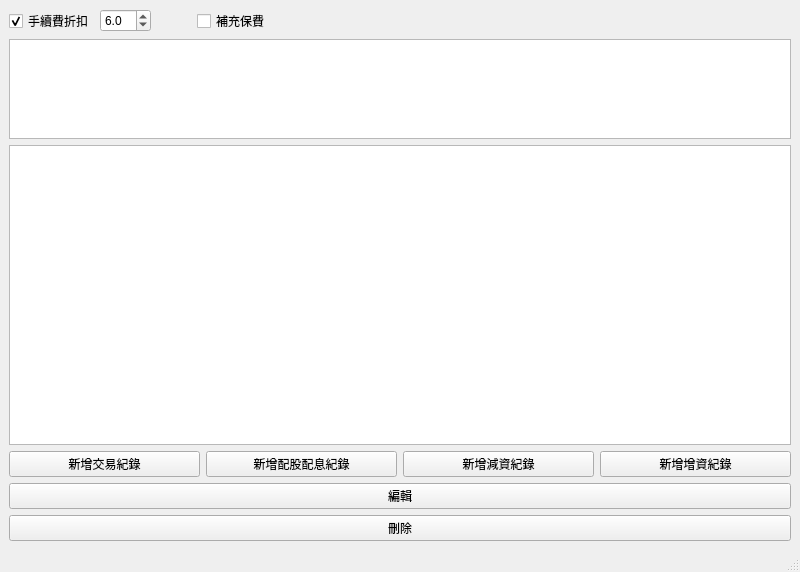
First picture: the form in QtStockPriceMainWindow.ui, repository foxking0416/PythonStockPrice, before the edit.
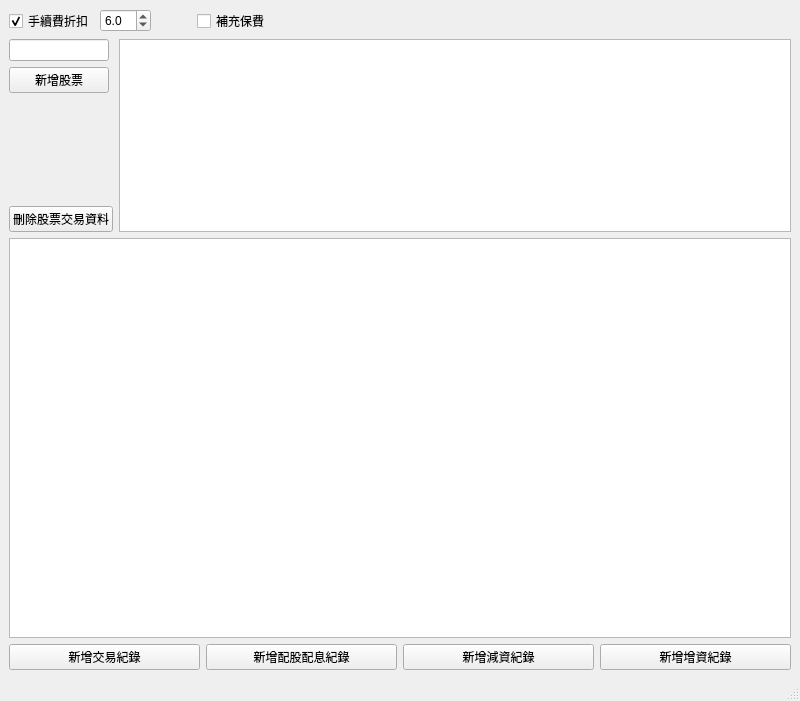
Second picture: the form after the edit.

The edit to the form file:
```diff
--- a/QtStockPriceMainWindow.ui
+++ b/QtStockPriceMainWindow.ui
@@ -7,7 +7,7 @@
     <x>0</x>
     <y>0</y>
     <width>800</width>
-    <height>557</height>
+    <height>701</height>
    </rect>
   </property>
   <property name="windowTitle">
@@ -85,21 +85,78 @@
      </layout>
     </item>
     <item>
-     <widget class="QTableView" name="qtStockPositionTableView">
-      <property name="minimumSize">
-       <size>
-        <width>0</width>
-        <height>100</height>
-       </size>
-      </property>
-     </widget>
+     <layout class="QHBoxLayout" name="horizontalLayout_2">
+      <item>
+       <layout class="QVBoxLayout" name="verticalLayout_2">
+        <item>
+         <widget class="QLineEdit" name="qtStockInputLineEdit">
+          <property name="sizePolicy">
+           <sizepolicy hsizetype="Maximum" vsizetype="Fixed">
+            <horstretch>0</horstretch>
+            <verstretch>0</verstretch>
+           </sizepolicy>
+          </property>
+          <property name="maximumSize">
+           <size>
+            <width>100</width>
+            <height>16777215</height>
+           </size>
+          </property>
+         </widget>
+        </item>
+        <item>
+         <widget class="QPushButton" name="qtAddStockPushButton">
+          <property name="maximumSize">
+           <size>
+            <width>100</width>
+            <height>16777215</height>
+           </size>
+          </property>
+          <property name="text">
+           <string>新增股票</string>
+          </property>
+         </widget>
+        </item>
+        <item>
+         <spacer name="verticalSpacer">
+          <property name="orientation">
+           <enum>Qt::Vertical</enum>
+          </property>
+          <property name="sizeHint" stdset="0">
+           <size>
+            <width>20</width>
+            <height>40</height>
+           </size>
+          </property>
+         </spacer>
+        </item>
+        <item>
+         <widget class="QPushButton" name="qtDeleteStockPushButton">
+          <property name="text">
+           <string>刪除股票交易資料</string>
+          </property>
+         </widget>
+        </item>
+       </layout>
+      </item>
+      <item>
+       <widget class="QTableView" name="qtStockPositionTableView">
+        <property name="minimumSize">
+         <size>
+          <width>0</width>
+          <height>100</height>
+         </size>
+        </property>
+       </widget>
+      </item>
+     </layout>
     </item>
     <item>
      <widget class="QTableView" name="qtTradingDataTableView">
       <property name="minimumSize">
        <size>
         <width>0</width>
-        <height>300</height>
+        <height>400</height>
        </size>
       </property>
      </widget>
@@ -136,20 +193,6 @@
       </item>
      </layout>
     </item>
-    <item>
-     <widget class="QPushButton" name="qtEditDataPushButton">
-      <property name="text">
-       <string>編輯</string>
-      </property>
-     </widget>
-    </item>
-    <item>
-     <widget class="QPushButton" name="qtDeleteDataPushButton">
-      <property name="text">
-       <string>刪除</string>
-      </property>
-     </widget>
-    </item>
    </layout>
   </widget>
   <widget class="QMenuBar" name="menubar">
```
